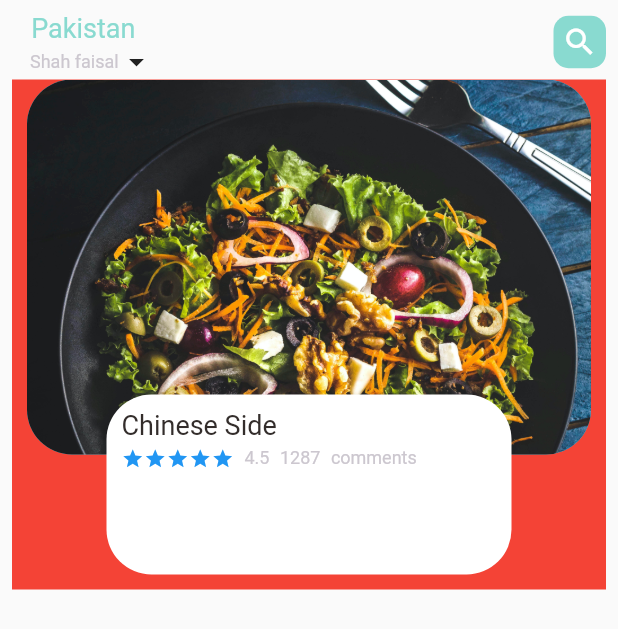
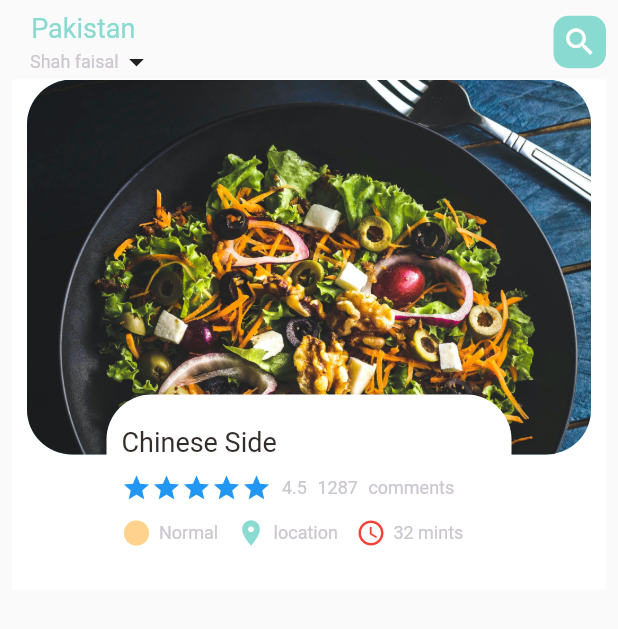
Before and after one commit to osamaHassanK/fast_food_app, a Flutter app: the screen it shows after launch, on a phone screen of 412 x 824 dp. Shown: the top 629 px of the screen. Run offline on Flutter 3.47's test engine with Material 2 defaults, Android fonts, the phone set to English and light mode, and no system bars.

Commit message:
2:12AM 8march

```diff
--- a/lib/Widget/icon_and_text_widget.dart
+++ b/lib/Widget/icon_and_text_widget.dart
@@ -13,9 +13,9 @@ class IconAndTextWidget extends StatelessWidget {
   Widget build(BuildContext context) {
     return Row(
        children: [
-         Icon(icon,),
+         Icon(icon,color: color,size: 20,),
          SizedBox(width: 5,),
-         SmallText(text: 'text',color: color,)
+         SmallText(text: text,)
        ],
     );
   }
--- a/lib/home/food_page_body.dart
+++ b/lib/home/food_page_body.dart
@@ -3,6 +3,7 @@ import 'package:flutter/material.dart';
 import 'package:shop_app/Widget/icon_and_text_widget.dart';
 import 'package:shop_app/Widget/smalltext.dart';
 import 'package:shop_app/Widget/textwidget.dart';
+import 'package:shop_app/utilis/color.dart';
 
 class FoodPageBody extends StatefulWidget {
   const FoodPageBody({Key? key}) : super(key: key);
@@ -12,12 +13,20 @@ class FoodPageBody extends StatefulWidget {
 }
 
 class _FoodPageBodyState extends State<FoodPageBody> {
+  var _currentPageValue=0.0;
+  @override void initState() {
+    super.initState();
+    pageController.addListener(() {
+      _currentPageValue =pageController.page!;
+    });
+  }
+
   @override
   PageController pageController =PageController(viewportFraction: 0.1);
   Widget build(BuildContext context) {
     return Container(
       height: 340,
-       color: Colors.red,
+       color: Colors.white,
        child: PageView.builder(
            itemCount: 5,
            itemBuilder:(context,position){
@@ -52,16 +61,17 @@ class _FoodPageBodyState extends State<FoodPageBody> {
               borderRadius:BorderRadius.circular(30),color:Colors.white,
             ),
             child: Container(
-                padding: EdgeInsets.only( bottom: 10,left: 10,right: 10,top: 10),
+                padding: EdgeInsets.only( bottom:10,left: 10,right: 10,top: 16),
               child: Column(
                 crossAxisAlignment: CrossAxisAlignment.start,
                  children: [
+                   SizedBox(height: 5,),
                    BigText(text: 'Chinese Side',),
-                   SizedBox(height: 4,),
+                   SizedBox(height: 10,),
                    Row(children: [
                      Wrap(children:
                        List.generate(5, (index) =>
-                           Icon(Icons.star,size: 15,color: Colors.blue,),
+                           Icon(Icons.star,size: 20,color: Colors.blue,),
                        ),),
                      SizedBox(width: 7,),
                      SmallText(text: "4.5"),
@@ -69,7 +79,22 @@ class _FoodPageBodyState extends State<FoodPageBody> {
                      SmallText(text: "1287"),
                      SizedBox(width: 7,),
                      SmallText(text: "comments"),
-                   ],)
+                   ],),
+                   SizedBox(height: 10,),
+                   Row(
+                     children: [
+                       IconAndTextWidget(icon:Icons.circle_sharp,
+                           color: AppColor.iconColor1, text:"Normal"),
+                       SizedBox(width: 12,),
+                       IconAndTextWidget(icon:Icons.location_on,
+                           color: AppColor.mainColor, text:"location"),
+                       SizedBox(width: 12,),
+                       IconAndTextWidget(icon:Icons.access_time_rounded,
+                           color: Colors.red, text:"32 mints"),
+                     ],
+                   ),
+
+
                  ],
               ),
             ),
```
